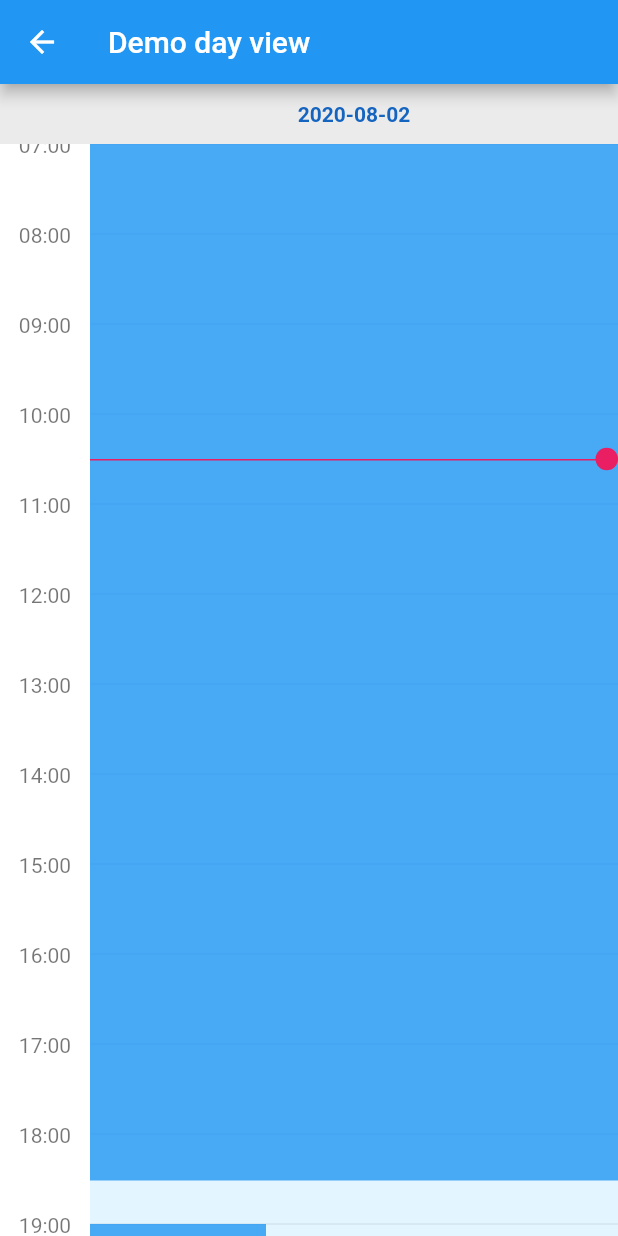
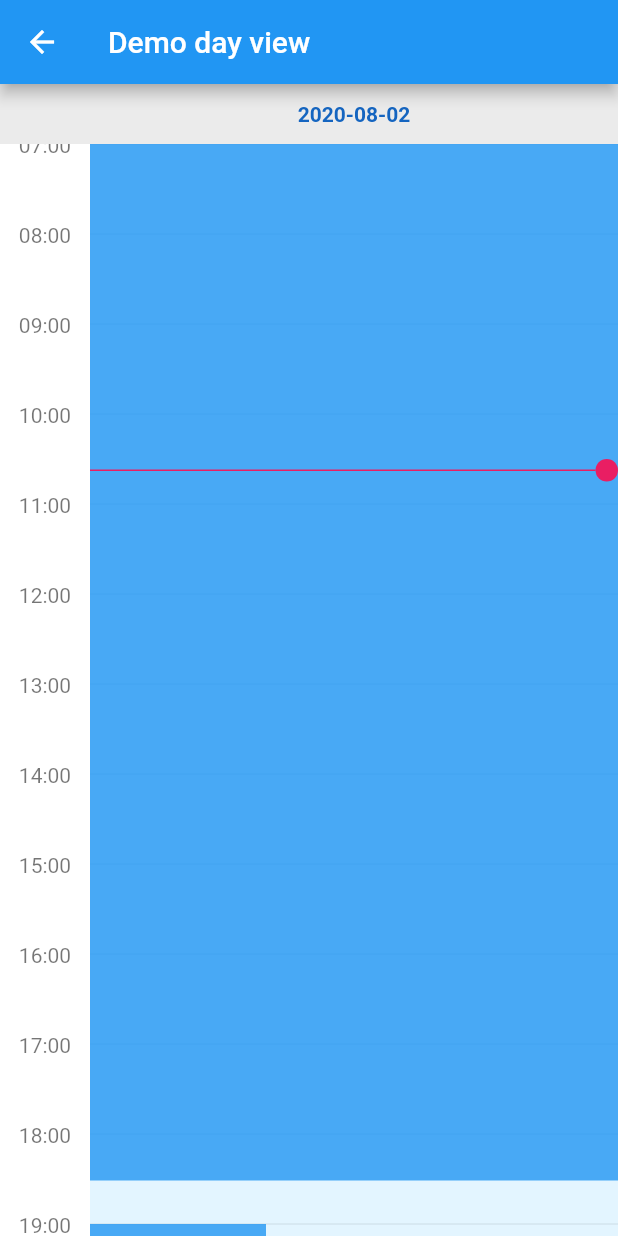
Before and after one commit to Skyost/FlutterWeekView, a Flutter app: the screen it shows after launch, after a tap on "Demo day view", on a phone screen of 412 x 824 dp. Run offline on Flutter 3.47's test engine with Material 2 defaults, Android fonts, the phone set to English and light mode, and no system bars.

Commit message:
Fixed #51.

```diff
--- a/example/lib/main.dart
+++ b/example/lib/main.dart
@@ -152,7 +152,7 @@
     DateTime now = DateTime.now();
     DateTime date = DateTime(now.year, now.month, now.day);
     return WeekView(
-      initialTime: const HourMinute(hour: 7),
+      initialTime: const HourMinute(hour: 7).atDate(DateTime.now()),
       dates: [date.subtract(const Duration(days: 1)), date, date.add(const Duration(days: 1))],
       events: [
         FlutterWeekViewEvent(
--- a/lib/src/utils/builders.dart
+++ b/lib/src/utils/builders.dart
@@ -1,12 +1,14 @@
 import 'dart:math' as math;
 
 import 'package:flutter/material.dart';
+import 'package:flutter_week_view/flutter_week_view.dart';
 import 'package:flutter_week_view/src/event.dart';
 import 'package:flutter_week_view/src/styles/day_bar.dart';
 import 'package:flutter_week_view/src/styles/day_view.dart';
 import 'package:flutter_week_view/src/utils/hour_minute.dart';
 import 'package:flutter_week_view/src/utils/utils.dart';
 import 'package:flutter_week_view/src/widgets/day_view.dart';
+import 'package:flutter_week_view/src/widgets/zoomable_header_widget.dart';
 
 /// Contains default builders and formatters.
 class DefaultBuilders {
@@ -62,6 +64,39 @@
 
   /// Builds a date according to a list.
   static DateTime defaultDateCreator(List<DateTime> dates, int index) => dates[index];
+
+  /// Builds the current time indicator builder.
+  static Widget defaultCurrentTimeIndicatorBuilder(DayViewStyle dayViewStyle, TopOffsetCalculator topOffsetCalculator, double hoursColumnWidth) {
+    List<Widget> children = [
+      if (dayViewStyle.currentTimeRuleHeight > 0 && dayViewStyle.currentTimeRuleColor != null)
+        Expanded(
+          child: Container(
+            height: dayViewStyle.currentTimeRuleHeight,
+            color: dayViewStyle.currentTimeRuleColor,
+          ),
+        ),
+      if (dayViewStyle.currentTimeCircleRadius > 0 && dayViewStyle.currentTimeCircleColor != null)
+        Container(
+          height: dayViewStyle.currentTimeCircleRadius * 2,
+          width: dayViewStyle.currentTimeCircleRadius * 2,
+          decoration: BoxDecoration(
+            color: dayViewStyle.currentTimeCircleColor,
+            shape: BoxShape.circle,
+          ),
+        ),
+    ];
+
+    if (dayViewStyle.currentTimeCirclePosition == CurrentTimeCirclePosition.left) {
+      children = children.reversed.toList();
+    }
+
+    return Positioned(
+      top: topOffsetCalculator(HourMinute.now()),
+      left: hoursColumnWidth,
+      right: 0,
+      child: Row(children: children),
+    );
+  }
 
   /// The default day view style builder.
   static DayViewStyle defaultDayViewStyleBuilder(DateTime date) => DayViewStyle.fromDate(date: date);
--- a/lib/src/widgets/day_view.dart
+++ b/lib/src/widgets/day_view.dart
@@ -6,6 +6,7 @@
 import 'package:flutter_week_view/src/styles/day_bar.dart';
 import 'package:flutter_week_view/src/styles/day_view.dart';
 import 'package:flutter_week_view/src/styles/hours_column.dart';
+import 'package:flutter_week_view/src/utils/builders.dart';
 import 'package:flutter_week_view/src/utils/event_grid.dart';
 import 'package:flutter_week_view/src/utils/hour_minute.dart';
 import 'package:flutter_week_view/src/utils/scroll.dart';
@@ -37,8 +38,8 @@
     HourMinute minimumTime,
     HourMinute maximumTime,
     HourMinute initialTime,
-    bool scrollToCurrentTime,
     bool userZoomable,
+    CurrentTimeIndicatorBuilder currentTimeIndicatorBuilder,
     HoursColumnTapCallback onHoursColumnTappedDown,
     DayBarTapCallback onDayBarTappedDown,
   })  : assert(date != null),
@@ -52,8 +53,9 @@
           inScrollableWidget: inScrollableWidget ?? true,
           minimumTime: minimumTime ?? HourMinute.MIN,
           maximumTime: maximumTime ?? HourMinute.MAX,
-          initialTime: (initialTime ?? HourMinute.now()).atDate(DateTime.now()),
+          initialTime: initialTime?.atDate(date) ?? (Utils.sameDay(date) ? HourMinute.now() : const HourMinute()).atDate(date),
           userZoomable: userZoomable ?? true,
+          currentTimeIndicatorBuilder: currentTimeIndicatorBuilder ?? DefaultBuilders.defaultCurrentTimeIndicatorBuilder,
           onHoursColumnTappedDown: onHoursColumnTappedDown,
           onDayBarTappedDown: onDayBarTappedDown,
         );
@@ -152,12 +154,9 @@
     }
 
     if (Utils.sameDay(widget.date) && widget.minimumTime.atDate(widget.date).isBefore(DateTime.now()) && widget.maximumTime.atDate(widget.date).isAfter(DateTime.now())) {
-      if (widget.style.currentTimeRuleColor != null && widget.style.currentTimeRuleHeight > 0) {
-        children.add(createCurrentTimeRule());
-      }
-
-      if (widget.style.currentTimeCircleColor != null && widget.style.currentTimeCircleRadius > 0) {
-        children.add(createCurrentTimeCircle());
+      Widget currentTimeIndicator = (widget.currentTimeIndicatorBuilder ?? DefaultBuilders.defaultCurrentTimeIndicatorBuilder)(widget.style, calculateTopOffset, widget.hoursColumnStyle.width);
+      if (currentTimeIndicator != null) {
+        children.add(currentTimeIndicator);
       }
     }
 
@@ -187,32 +186,6 @@
           painter: widget.style.createBackgroundPainter(
             dayView: widget,
             topOffsetCalculator: calculateTopOffset,
-          ),
-        ),
-      );
-
-  /// Creates the horizontal rule in the day view column, positioned at the current time of the day.
-  Widget createCurrentTimeRule() => Positioned(
-        top: calculateTopOffset(HourMinute.now()),
-        left: widget.hoursColumnStyle.width,
-        right: 0,
-        child: Container(
-          height: widget.style.currentTimeRuleHeight,
-          color: widget.style.currentTimeRuleColor,
-        ),
-      );
-
-  /// Creates the current time circle, shown along with the horizontal rule in the day view column.
-  Widget createCurrentTimeCircle() => Positioned(
-        top: calculateTopOffset(HourMinute.now()) - widget.style.currentTimeCircleRadius,
-        right: widget.style.currentTimeCirclePosition == CurrentTimeCirclePosition.right ? 0 : null,
-        left: widget.style.currentTimeCirclePosition == CurrentTimeCirclePosition.left ? widget.hoursColumnStyle.width : null,
-        child: Container(
-          height: widget.style.currentTimeCircleRadius * 2,
-          width: widget.style.currentTimeCircleRadius * 2,
-          decoration: BoxDecoration(
-            color: widget.style.currentTimeCircleColor,
-            shape: BoxShape.circle,
           ),
         ),
       );
--- a/lib/src/widgets/week_view.dart
+++ b/lib/src/widgets/week_view.dart
@@ -16,7 +16,6 @@
 import 'package:flutter_week_view/src/widgets/zoomable_header_widget.dart';
 
 import 'day_view.dart';
-
 
 /// Builds a day view style according to the specified date.
 typedef DayViewStyleBuilder = DayViewStyle Function(DateTime date);
@@ -59,6 +58,7 @@
     DateTime initialTime,
     bool scrollToCurrentTime,
     bool userZoomable,
+    CurrentTimeIndicatorBuilder currentTimeIndicatorBuilder,
     HoursColumnTapCallback onHoursColumnTappedDown,
     DayBarTapCallback onDayBarTappedDown,
   }) : this.builder(
@@ -74,8 +74,8 @@
           minimumTime: minimumTime,
           maximumTime: maximumTime,
           initialTime: initialTime,
-          scrollToCurrentTime: scrollToCurrentTime,
           userZoomable: userZoomable,
+          currentTimeIndicatorBuilder: currentTimeIndicatorBuilder,
           onHoursColumnTappedDown: onHoursColumnTappedDown,
           onDayBarTappedDown: onDayBarTappedDown,
         );
@@ -96,6 +96,7 @@
     DateTime initialTime,
     bool scrollToCurrentTime,
     bool userZoomable,
+    CurrentTimeIndicatorBuilder currentTimeIndicatorBuilder,
     HoursColumnTapCallback onHoursColumnTappedDown,
     DayBarTapCallback onDayBarTappedDown,
   })  : assert(dateCreator != null),
@@ -112,6 +113,7 @@
           maximumTime: maximumTime ?? HourMinute.MAX,
           initialTime: initialTime ?? DateTime.now(),
           userZoomable: userZoomable ?? true,
+          currentTimeIndicatorBuilder: currentTimeIndicatorBuilder ?? DefaultBuilders.defaultCurrentTimeIndicatorBuilder,
           onHoursColumnTappedDown: onHoursColumnTappedDown,
           onDayBarTappedDown: onDayBarTappedDown,
         );
@@ -266,9 +268,9 @@
         controller: widget.controller.getDayViewController(date),
         minimumTime: widget.minimumTime,
         maximumTime: widget.maximumTime,
+        currentTimeIndicatorBuilder: widget.currentTimeIndicatorBuilder,
         inScrollableWidget: false,
         userZoomable: false,
-        scrollToCurrentTime: false,
       ),
     );
 
--- a/lib/src/widgets/zoomable_header_widget.dart
+++ b/lib/src/widgets/zoomable_header_widget.dart
@@ -1,6 +1,7 @@
 import 'dart:math' as math;
 
 import 'package:flutter/material.dart';
+import 'package:flutter_week_view/flutter_week_view.dart';
 import 'package:flutter_week_view/src/controller/zoom_controller.dart';
 import 'package:flutter_week_view/src/styles/day_view.dart';
 import 'package:flutter_week_view/src/styles/hours_column.dart';
@@ -18,7 +19,7 @@
 typedef DayBarTapCallback = Function(DateTime date);
 
 /// Allows to build the current time indicator (rule and circle).
-typedef CurrentTimeIndicatorBuilder = Function(DayViewStyle style, TopOffsetCalculator topOffsetCalculator);
+typedef CurrentTimeIndicatorBuilder = Widget Function(DayViewStyle dayViewStyle, TopOffsetCalculator topOffsetCalculator, double hoursColumnWidth);
 
 /// A widget which is showing both headers and can be zoomed.
 abstract class ZoomableHeadersWidget<S extends ZoomableHeaderWidgetStyle, C extends ZoomController> extends StatefulWidget {
@@ -43,6 +44,9 @@
   /// Whether the user is able to pinch-to-zoom the widget.
   final bool userZoomable;
 
+  /// The current time indicator builder.
+  final CurrentTimeIndicatorBuilder currentTimeIndicatorBuilder;
+
   /// Triggered when the hours column has been tapped down.
   final HoursColumnTapCallback onHoursColumnTappedDown;
 
@@ -61,6 +65,7 @@
     @required this.maximumTime,
     @required this.initialTime,
     @required this.userZoomable,
+    this.currentTimeIndicatorBuilder,
     this.onHoursColumnTappedDown,
     this.onDayBarTappedDown,
     @required this.controller,
@@ -140,7 +145,9 @@
 
   /// Schedules a scroll to the default hour.
   void scheduleScrollToInitialTime() {
-    WidgetsBinding.instance.addPostFrameCallback((_) => scrollToInitialTime());
+    if (shouldScrollToInitialTime) {
+      WidgetsBinding.instance.addPostFrameCallback((_) => scrollToInitialTime());
+    }
   }
 
   /// Checks whether the widget should scroll to current time.
@@ -148,7 +155,7 @@
 
   /// Scrolls to the initial time.
   void scrollToInitialTime() {
-    if (verticalScrollController != null) {
+    if (mounted && verticalScrollController != null) {
       double topOffset = calculateTopOffset(HourMinute.fromDateTime(dateTime: widget.initialTime));
       verticalScrollController.jumpTo(math.min(topOffset, verticalScrollController.position.maxScrollExtent));
     }
```
Also changed, not shown: 1 other file.
